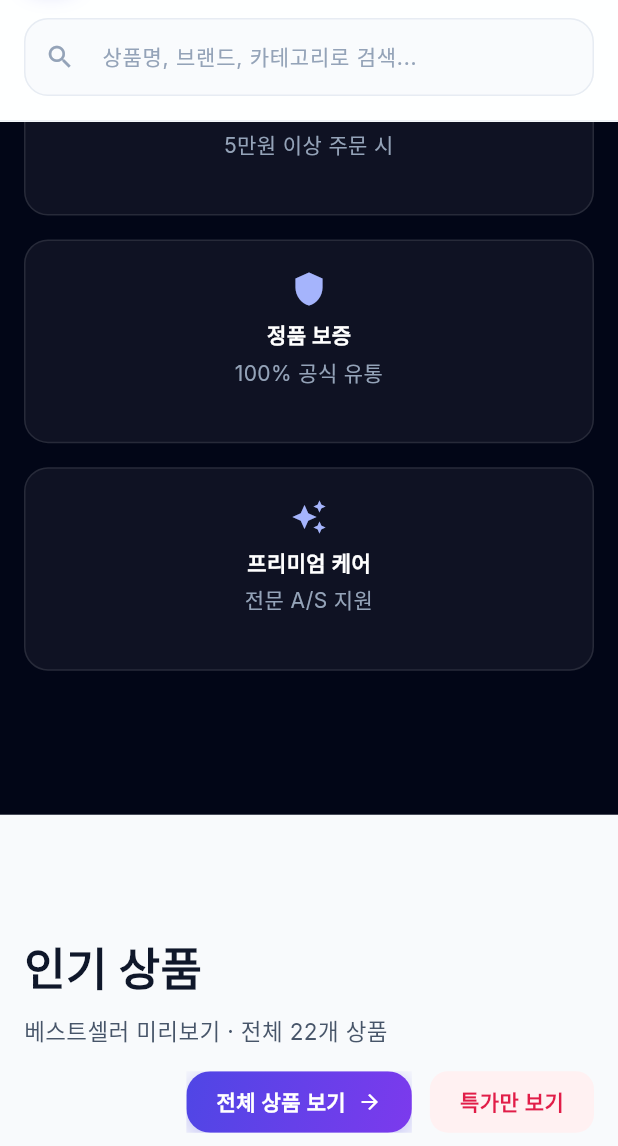
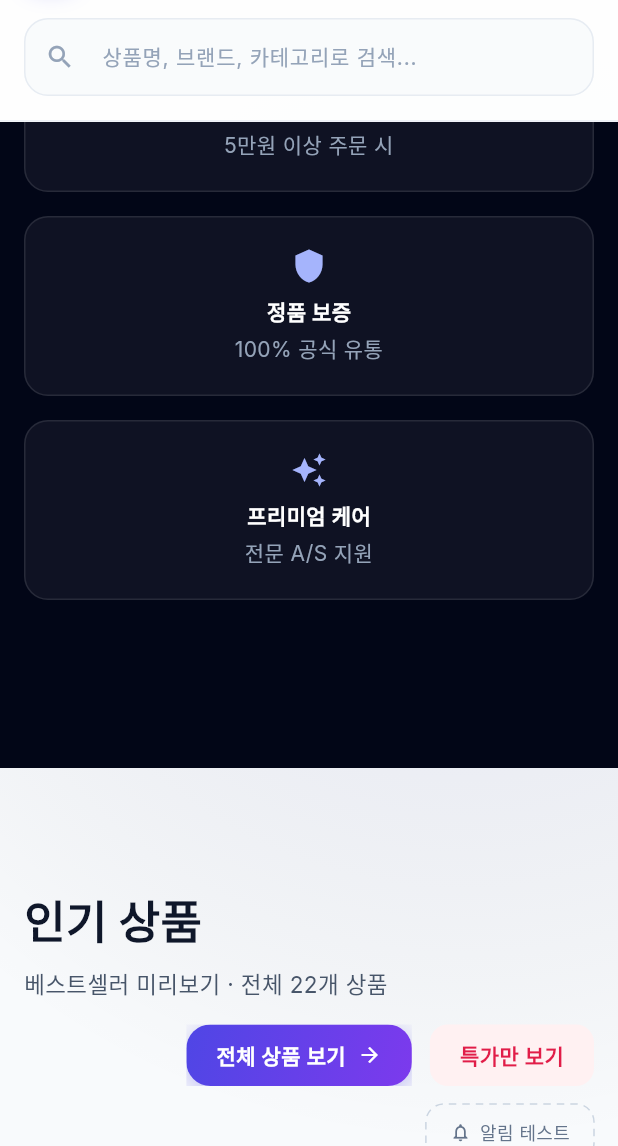
Before and after one commit to devbyjunha/techstore-flutter, a Flutter app: the screen it shows after launch, scrolled down 576 dp, on a phone screen of 412 x 824 dp, the part 90-1236 px from its top. Run offline on Flutter 3.47's test engine with Material 3 defaults, Android fonts, the phone set to English and light mode, and no system bars; our stand-ins replace cached_network_image, go_router, google_fonts; network calls fail.

Commit message:
fix: refine Flutter UI to closer match Next.js layout
Use viewport-based 4-column grid, compact trust badges row, page background gradients, dashed notification button, centered category nav, and tighter card/footer typography.

Co-authored-by: Cursor <cursoragent@cursor.com>

```diff
--- a/lib/screens/home_screen.dart
+++ b/lib/screens/home_screen.dart
@@ -143,8 +143,10 @@ class HomeScreen extends StatelessWidget {
             ),
           ),
         ),
-        OutlinedButton.icon(
-          onPressed: () {
+        Material(
+          color: Colors.transparent,
+          child: InkWell(
+            onTap: () {
               store.addNotification(
                 title: '테스트 알림',
                 message: '알림 기능이 정상적으로 작동합니다!',
@@ -152,13 +154,21 @@ class HomeScreen extends StatelessWidget {
                 actionUrl: '/search',
               );
             },
-          icon: const Icon(Icons.notifications_none, size: 14),
-          label: const Text('알림 테스트', style: TextStyle(fontSize: 12)),
-          style: OutlinedButton.styleFrom(
-            foregroundColor: AppColors.slate500,
-            side: const BorderSide(color: AppColors.slate300, style: BorderStyle.solid),
+            borderRadius: BorderRadius.circular(12),
+            child: CustomPaint(
+              painter: _DashedBorderPainter(radius: 12, color: AppColors.slate300),
+              child: Padding(
                 padding: const EdgeInsets.symmetric(horizontal: 16, vertical: 10),
-            shape: RoundedRectangleBorder(borderRadius: BorderRadius.circular(12)),
+                child: Row(
+                  mainAxisSize: MainAxisSize.min,
+                  children: [
+                    Icon(Icons.notifications_none, size: 14, color: AppColors.slate500),
+                    const SizedBox(width: 6),
+                    Text('알림 테스트', style: TextStyle(fontSize: 12, color: AppColors.slate500)),
+                  ],
+                ),
+              ),
+            ),
           ),
         ),
       ],
@@ -198,6 +208,20 @@ class _HeroSection extends StatelessWidget {
                       center: const Alignment(0, -0.8),
                       radius: 1.2,
                       colors: [AppColors.accent.withValues(alpha: 0.45), Colors.transparent],
+                    ),
+                  ),
+                ),
+              ),
+              Positioned.fill(
+                child: Align(
+                  alignment: Alignment.topRight,
+                  child: DecoratedBox(
+                    decoration: BoxDecoration(
+                      gradient: RadialGradient(
+                        center: Alignment.topRight,
+                        radius: 0.9,
+                        colors: [AppColors.accentSecondary.withValues(alpha: 0.25), Colors.transparent],
+                      ),
                     ),
                   ),
                 ),
@@ -273,19 +297,31 @@ class _HeroSection extends StatelessWidget {
                         const SizedBox(height: 64),
                         LayoutBuilder(
                           builder: (context, inner) {
-                            final cols = inner.maxWidth >= AppBreakpoints.sm ? 3 : 1;
-                            return GridView.count(
-                              shrinkWrap: true,
-                              physics: const NeverScrollableScrollPhysics(),
-                              crossAxisCount: cols,
-                              crossAxisSpacing: 16,
-                              mainAxisSpacing: 16,
-                              childAspectRatio: cols == 1 ? 2.8 : 1.35,
-                              children: const [
+                            const badges = [
                               _TrustBadge(icon: Icons.local_shipping, label: '무료 배송', desc: '5만원 이상 주문 시'),
                               _TrustBadge(icon: Icons.shield, label: '정품 보증', desc: '100% 공식 유통'),
                               _TrustBadge(icon: Icons.auto_awesome, label: '프리미엄 케어', desc: '전문 A/S 지원'),
-                              ],
+                            ];
+                            if (inner.maxWidth >= AppBreakpoints.sm) {
+                              return Row(
+                                crossAxisAlignment: CrossAxisAlignment.start,
+                                children: badges
+                                    .map((b) => Expanded(
+                                          child: Padding(
+                                            padding: const EdgeInsets.symmetric(horizontal: 8),
+                                            child: b,
+                                          ),
+                                        ))
+                                    .toList(),
+                              );
+                            }
+                            return Column(
+                              children: badges
+                                  .map((b) => Padding(
+                                        padding: const EdgeInsets.only(bottom: 16),
+                                        child: b,
+                                      ))
+                                  .toList(),
                             );
                           },
                         ),
@@ -312,7 +348,8 @@ class _TrustBadge extends StatelessWidget {
   @override
   Widget build(BuildContext context) {
     return Container(
-      padding: const EdgeInsets.symmetric(horizontal: 20, vertical: 20),
+      width: double.infinity,
+      padding: const EdgeInsets.all(20), // p-5
       decoration: BoxDecoration(
         color: Colors.white.withValues(alpha: 0.05),
         borderRadius: BorderRadius.circular(16),
@@ -321,7 +358,7 @@ class _TrustBadge extends StatelessWidget {
       child: Column(
         mainAxisSize: MainAxisSize.min,
         children: [
-          Icon(icon, color: const Color(0xFFA5B4FC), size: 24),
+          Icon(icon, color: const Color(0xFFA5B4FC), size: 24), // h-6 w-6
           const SizedBox(height: 8),
           Text(label, style: const TextStyle(color: Colors.white, fontWeight: FontWeight.w600, fontSize: 14)),
           const SizedBox(height: 4),
@@ -394,7 +431,9 @@ class _CategoryColumn extends StatelessWidget {
             decoration: BoxDecoration(
               gradient: LinearGradient(colors: cat.gradient),
               borderRadius: BorderRadius.circular(16),
-              boxShadow: [BoxShadow(color: cat.gradient.first.withValues(alpha: 0.25), blurRadius: 12, offset: const Offset(0, 4))],
+              boxShadow: [
+                BoxShadow(color: cat.gradient.first.withValues(alpha: 0.3), blurRadius: 16, offset: const Offset(0, 4)),
+              ],
             ),
             child: Row(
               mainAxisAlignment: MainAxisAlignment.spaceBetween,
@@ -410,12 +449,45 @@ class _CategoryColumn extends StatelessWidget {
             ),
           ),
         ),
-        const SizedBox(height: 16),
+        const SizedBox(height: 16), // mb-4
         ...catProducts.take(2).map((p) => Padding(
-              padding: const EdgeInsets.only(bottom: 16),
+              padding: const EdgeInsets.only(bottom: 16), // space-y-4
               child: ProductCard(product: p),
             )),
       ],
     );
   }
 }
+
+class _DashedBorderPainter extends CustomPainter {
+  final double radius;
+  final Color color;
+
+  _DashedBorderPainter({required this.radius, required this.color});
+
+  @override
+  void paint(Canvas canvas, Size size) {
+    final paint = Paint()
+      ..color = color
+      ..style = PaintingStyle.stroke
+      ..strokeWidth = 1;
+    final path = Path()..addRRect(RRect.fromRectAndRadius(Offset.zero & size, Radius.circular(radius)));
+    canvas.drawPath(_dashPath(path, 5, 4), paint);
+  }
+
+  Path _dashPath(Path source, double dashWidth, double dashSpace) {
+    final dest = Path();
+    for (final metric in source.computeMetrics()) {
+      var distance = 0.0;
+      while (distance < metric.length) {
+        final len = (distance + dashWidth < metric.length) ? dashWidth : metric.length - distance;
+        dest.addPath(metric.extractPath(distance, distance + len), Offset.zero);
+        distance += dashWidth + dashSpace;
+      }
+    }
+    return dest;
+  }
+
+  @override
+  bool shouldRepaint(covariant CustomPainter oldDelegate) => false;
+}
--- a/lib/theme/layout.dart
+++ b/lib/theme/layout.dart
@@ -7,9 +7,10 @@ class AppBreakpoints {
   static const maxContent = 1280.0; // max-w-7xl
 }
 
-int productGridColumns(double width) {
-  if (width >= AppBreakpoints.xl) return 4;
-  if (width >= AppBreakpoints.lg) return 3;
-  if (width >= AppBreakpoints.sm) return 2;
+/// Tailwind viewport breakpoints: sm:2, lg:3, xl:4
+int productGridColumnsForViewport(double viewportWidth) {
+  if (viewportWidth >= AppBreakpoints.xl) return 4;
+  if (viewportWidth >= AppBreakpoints.lg) return 3;
+  if (viewportWidth >= AppBreakpoints.sm) return 2;
   return 1;
 }
--- a/lib/widgets/app_scaffold.dart
+++ b/lib/widgets/app_scaffold.dart
@@ -1,4 +1,5 @@
 import 'package:flutter/material.dart';
+import '../theme/app_theme.dart';
 import '../theme/layout.dart';
 import 'footer.dart';
 import 'gnb.dart';
@@ -18,7 +19,46 @@ class AppScaffold extends StatelessWidget {
   Widget build(BuildContext context) {
     return ToastOverlay(
       child: Scaffold(
-        body: Column(
+        backgroundColor: AppColors.background,
+        body: Stack(
+          children: [
+            // Next.js body::before subtle gradients
+            Positioned.fill(
+              child: IgnorePointer(
+                child: DecoratedBox(
+                  decoration: BoxDecoration(
+                    gradient: RadialGradient(
+                      center: const Alignment(0.5, -0.2),
+                      radius: 1.2,
+                      colors: [
+                        AppColors.accent.withValues(alpha: 0.12),
+                        Colors.transparent,
+                      ],
+                    ),
+                  ),
+                ),
+              ),
+            ),
+            Positioned.fill(
+              child: IgnorePointer(
+                child: Align(
+                  alignment: Alignment.topRight,
+                  child: DecoratedBox(
+                    decoration: BoxDecoration(
+                      gradient: RadialGradient(
+                        center: Alignment.topRight,
+                        radius: 0.8,
+                        colors: [
+                          AppColors.accentSecondary.withValues(alpha: 0.08),
+                          Colors.transparent,
+                        ],
+                      ),
+                    ),
+                  ),
+                ),
+              ),
+            ),
+            Column(
               children: [
                 const GNB(),
                 Expanded(
@@ -30,6 +70,8 @@ class AppScaffold extends StatelessWidget {
                       ],
                     ),
                   ),
+                ),
+              ],
             ),
           ],
         ),
@@ -62,7 +104,7 @@ class PageContainer extends StatelessWidget {
   }
 }
 
-/// Next.js: grid grid-cols-1 sm:2 lg:3 xl:4 gap-6
+/// Next.js: grid gap-6, viewport breakpoints sm:2 lg:3 xl:4
 class ProductGrid extends StatelessWidget {
   final List<Widget> products;
   final int? crossAxisCount;
@@ -79,7 +121,8 @@ class ProductGrid extends StatelessWidget {
   Widget build(BuildContext context) {
     return LayoutBuilder(
       builder: (context, constraints) {
-        final cols = crossAxisCount ?? productGridColumns(constraints.maxWidth);
+        final viewportW = MediaQuery.sizeOf(context).width;
+        final cols = crossAxisCount ?? productGridColumnsForViewport(viewportW);
         final itemWidth = (constraints.maxWidth - gap * (cols - 1)) / cols;
 
         return Wrap(
--- a/lib/widgets/footer.dart
+++ b/lib/widgets/footer.dart
@@ -126,7 +126,7 @@ class AppFooter extends StatelessWidget {
         const SizedBox(height: 16),
         ...items.map((item) => Padding(
               padding: const EdgeInsets.only(bottom: 12),
-              child: Text(item, style: const TextStyle(color: AppColors.slate400, fontSize: 14, height: 1.4)),
+              child: Text(item, style: const TextStyle(color: AppColors.slate400, fontSize: 14, height: 1.6)),
             )),
       ],
     );
--- a/lib/widgets/gnb.dart
+++ b/lib/widgets/gnb.dart
@@ -6,6 +6,7 @@ import '../data/products.dart';
 import '../models/product.dart';
 import '../providers/store_provider.dart';
 import '../theme/app_theme.dart';
+import '../theme/layout.dart';
 import 'primary_button.dart';
 
 class GNB extends StatefulWidget {
@@ -269,14 +270,13 @@ class _GNBState extends State<GNB> {
                 padding: const EdgeInsets.fromLTRB(16, 0, 16, 16),
                 child: _buildSearchBar(),
               ),
-            if (MediaQuery.sizeOf(context).width >= 768)
+            if (MediaQuery.sizeOf(context).width >= AppBreakpoints.md)
               Container(
                 decoration: const BoxDecoration(border: Border(top: BorderSide(color: AppColors.slate100))),
-                padding: const EdgeInsets.symmetric(vertical: 12, horizontal: 8),
-                child: SingleChildScrollView(
-                  scrollDirection: Axis.horizontal,
-                  child: Row(
-                    children: navCategories.map((cat) {
+                padding: const EdgeInsets.symmetric(vertical: 12, horizontal: 4),
+                child: Row(
+                  mainAxisAlignment: MainAxisAlignment.center,
+                  children: navCategories.map((cat) {
                       final href = '/category/${cat.slug}';
                       final isActive = location == href;
                       return Padding(
@@ -310,7 +310,6 @@ class _GNBState extends State<GNB> {
                         ),
                       );
                     }).toList(),
-                  ),
                 ),
               ),
           ],
--- a/lib/widgets/product_card.dart
+++ b/lib/widgets/product_card.dart
@@ -88,11 +88,11 @@ class ProductCard extends StatelessWidget {
                           }
                         },
                         child: Container(
-                          padding: const EdgeInsets.all(10),
+                          padding: const EdgeInsets.all(10), // p-2.5
                           decoration: BoxDecoration(
                             color: isInWishlist ? AppColors.rose500 : Colors.white.withValues(alpha: 0.9),
                             shape: BoxShape.circle,
-                            boxShadow: const [BoxShadow(color: Colors.black12, blurRadius: 8)],
+                            boxShadow: const [BoxShadow(color: Colors.black26, blurRadius: 10)],
                           ),
                           child: Icon(
                             isInWishlist ? Icons.favorite : Icons.favorite_border,
@@ -112,11 +112,11 @@ class ProductCard extends StatelessWidget {
                   mainAxisSize: MainAxisSize.min,
                   children: [
                     Text(
-                      product.category,
+                      product.category.toUpperCase(),
                       style: const TextStyle(
                         fontSize: 12,
                         fontWeight: FontWeight.w500,
-                        letterSpacing: 0.8,
+                        letterSpacing: 1.2,
                         color: AppColors.accent,
                       ),
                     ),
@@ -160,7 +160,7 @@ class ProductCard extends StatelessWidget {
                             store.addToast(type: ToastType.success, message: '장바구니에 추가되었습니다.');
                           },
                           child: Container(
-                            padding: const EdgeInsets.all(10),
+                            padding: const EdgeInsets.all(10), // rounded-xl p-2.5
                             decoration: BoxDecoration(
                               color: isInCart ? AppColors.emerald500 : AppColors.indigo600,
                               borderRadius: BorderRadius.circular(12),
```
Lines whose indentation alone changed are shown as unchanged.
